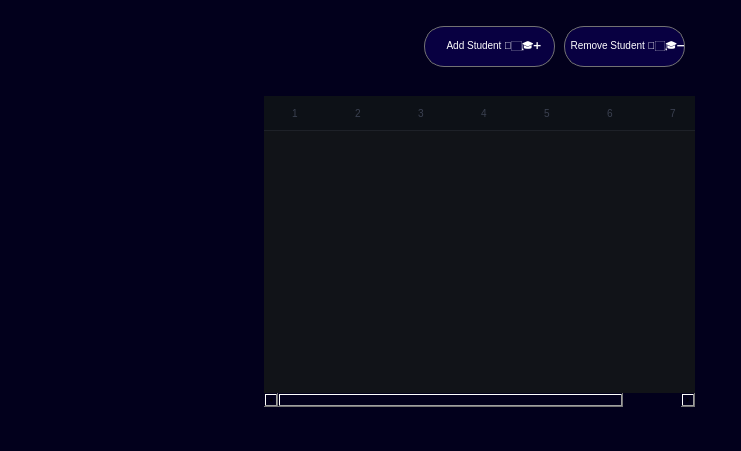
Qt form students.ui (Chakibch/University-Management-System) before a commit.
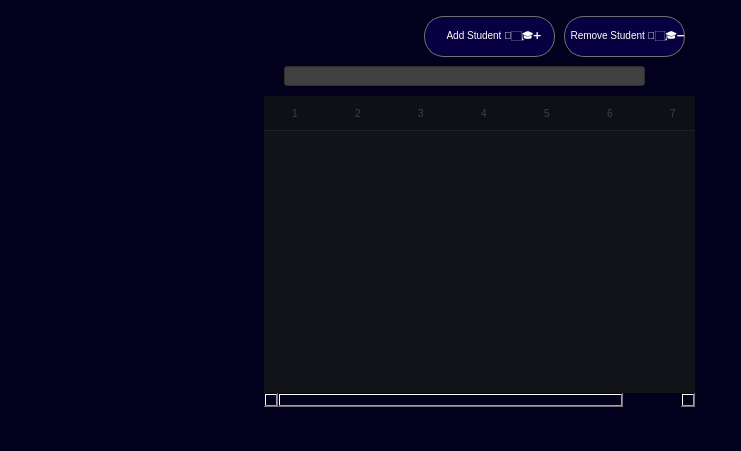
The same form after that commit.

The edit to the form file:
```diff
--- a/students.ui
+++ b/students.ui
@@ -123,7 +123,7 @@
     <property name="geometry">
      <rect>
       <x>450</x>
-      <y>30</y>
+      <y>20</y>
       <width>131</width>
       <height>41</height>
      </rect>
@@ -157,7 +157,7 @@
     <property name="geometry">
      <rect>
       <x>590</x>
-      <y>30</y>
+      <y>20</y>
       <width>121</width>
       <height>41</height>
      </rect>
@@ -187,6 +187,19 @@
      <string>  Remove Student 🧑🏻‍🎓➖</string>
     </property>
    </widget>
+   <widget class="QLineEdit" name="searchBar">
+    <property name="geometry">
+     <rect>
+      <x>310</x>
+      <y>70</y>
+      <width>361</width>
+      <height>20</height>
+     </rect>
+    </property>
+    <property name="styleSheet">
+     <string notr="true">background-color:rgb(64, 64, 64);</string>
+    </property>
+   </widget>
   </widget>
  </widget>
  <resources/>
```
